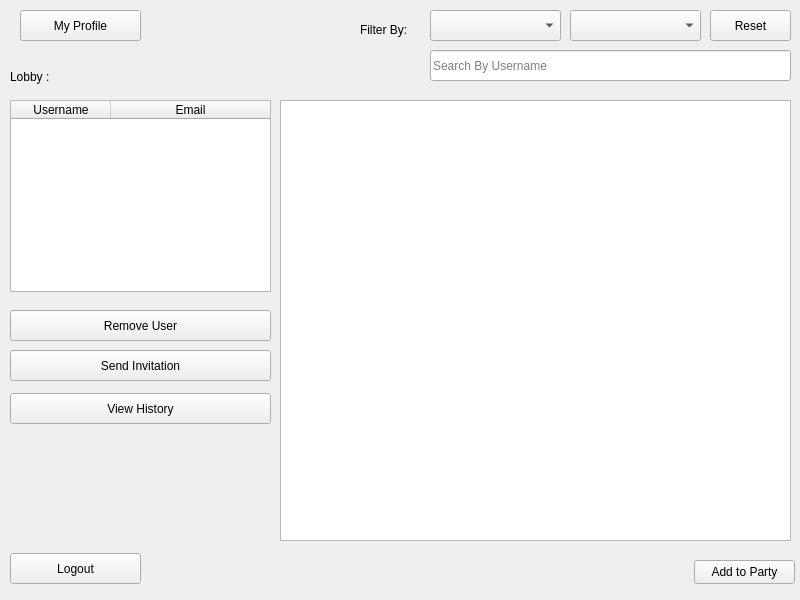
This is TeamFinder/mainscreen.ui in TeamUp-Bummers/TeamFinder as Qt 5 draws it before an edit. The edited form follows.
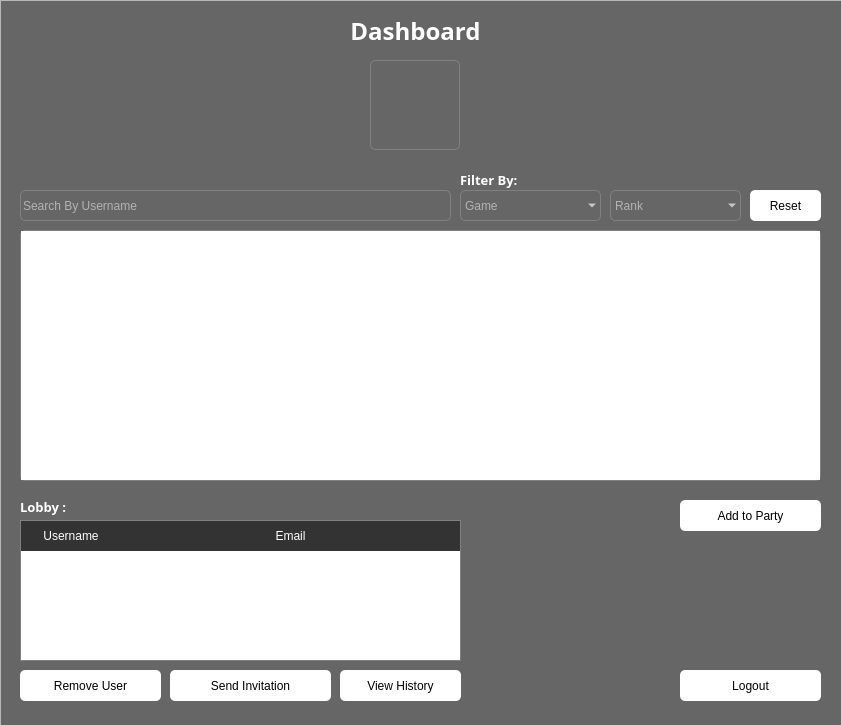
This is the edited form. Icons and pictures are not drawn.

The edit to the form file:
```diff
--- a/TeamFinder/mainscreen.ui
+++ b/TeamFinder/mainscreen.ui
@@ -6,92 +6,80 @@
    <rect>
     <x>0</x>
     <y>0</y>
-    <width>800</width>
-    <height>600</height>
+    <width>841</width>
+    <height>725</height>
    </rect>
   </property>
   <property name="windowTitle">
-   <string>MainWindow</string>
+   <string>Teamfinder : Dashboard</string>
+  </property>
+  <property name="styleSheet">
+   <string notr="true"/>
   </property>
   <widget class="QWidget" name="centralwidget">
-   <widget class="QPushButton" name="pushButton">
+   <property name="styleSheet">
+    <string notr="true">background:#666;
+color:white;
+font-family:&quot;Poppins&quot;;</string>
+   </property>
+   <widget class="QFrame" name="frame">
+    <property name="geometry">
+     <rect>
+      <x>0</x>
+      <y>0</y>
+      <width>851</width>
+      <height>821</height>
+     </rect>
+    </property>
+    <property name="styleSheet">
+     <string notr="true">background:none;
+background-color:rgba(32,32,32,.9);</string>
+    </property>
+    <property name="frameShape">
+     <enum>QFrame::StyledPanel</enum>
+    </property>
+    <property name="frameShadow">
+     <enum>QFrame::Raised</enum>
+    </property>
+    <widget class="QLineEdit" name="lineEdit">
     <property name="geometry">
      <rect>
       <x>20</x>
-      <y>10</y>
-      <width>121</width>
+       <y>190</y>
+       <width>431</width>
       <height>31</height>
      </rect>
-    </property>
-    <property name="text">
-     <string>My Profile</string>
-    </property>
-   </widget>
-   <widget class="QPushButton" name="pushButton_2">
-    <property name="geometry">
-     <rect>
-      <x>10</x>
-      <y>553</y>
-      <width>131</width>
-      <height>31</height>
-     </rect>
-    </property>
-    <property name="text">
-     <string>Logout</string>
-    </property>
-   </widget>
-   <widget class="QTableView" name="tableView">
-    <property name="geometry">
-     <rect>
-      <x>280</x>
-      <y>100</y>
-      <width>511</width>
-      <height>441</height>
-     </rect>
-    </property>
-    <property name="autoFillBackground">
-     <bool>false</bool>
     </property>
     <property name="styleSheet">
-     <string notr="true">QTableView { outline:none; }
-QTableView::item:selected:focus { background:#0078D7; }
-QTableView::item:!selected:focus { background:transparent; }</string>
-    </property>
-    <attribute name="horizontalHeaderMinimumSectionSize">
-     <number>52</number>
-    </attribute>
-    <attribute name="horizontalHeaderDefaultSectionSize">
-     <number>120</number>
-    </attribute>
-    <attribute name="horizontalHeaderStretchLastSection">
-     <bool>true</bool>
-    </attribute>
-    <attribute name="verticalHeaderDefaultSectionSize">
-     <number>32</number>
-    </attribute>
-   </widget>
-   <widget class="QPushButton" name="pushButton_3">
-    <property name="geometry">
-     <rect>
-      <x>710</x>
-      <y>10</y>
-      <width>81</width>
-      <height>31</height>
-     </rect>
-    </property>
-    <property name="text">
-     <string>Reset</string>
+      <string notr="true">QLineEdit{
+background:none;
+background:transparent;
+border:1px solid gray;
+border-radius:5px;
+
+}
+QLineEdit:focus{
+	border-color:#fff;
+}</string>
+     </property>
+     <property name="placeholderText">
+      <string>Search By Username</string>
     </property>
    </widget>
    <widget class="QComboBox" name="game">
     <property name="geometry">
      <rect>
-      <x>430</x>
-      <y>10</y>
-      <width>131</width>
+       <x>460</x>
+       <y>190</y>
+       <width>141</width>
       <height>31</height>
      </rect>
     </property>
+     <property name="styleSheet">
+      <string notr="true">background:transparent;
+border:1px solid gray;
+border-radius:5px;</string>
+     </property>
     <property name="placeholderText">
      <string>Game</string>
     </property>
@@ -99,80 +87,173 @@
    <widget class="QComboBox" name="rank">
     <property name="geometry">
      <rect>
-      <x>570</x>
-      <y>10</y>
+       <x>610</x>
+       <y>190</y>
       <width>131</width>
       <height>31</height>
      </rect>
     </property>
+     <property name="styleSheet">
+      <string notr="true">background:transparent;
+border:1px solid gray;
+border-radius:5px;</string>
+     </property>
     <property name="placeholderText">
      <string>Rank</string>
     </property>
    </widget>
-   <widget class="QPushButton" name="addToParty">
+    <widget class="QPushButton" name="pushButton">
     <property name="geometry">
      <rect>
-      <x>694</x>
-      <y>560</y>
-      <width>101</width>
-      <height>24</height>
-     </rect>
-    </property>
-    <property name="text">
-     <string>Add to Party</string>
-    </property>
-   </widget>
-   <widget class="QLabel" name="label">
-    <property name="geometry">
-     <rect>
-      <x>10</x>
+       <x>370</x>
       <y>60</y>
-      <width>183</width>
-      <height>34</height>
-     </rect>
-    </property>
+       <width>90</width>
+       <height>90</height>
+      </rect>
+     </property>
+     <property name="cursor">
+      <cursorShape>PointingHandCursor</cursorShape>
+     </property>
     <property name="styleSheet">
-     <string notr="true"/>
+      <string notr="true">background:none;
+background:transparent;
+border:1px solid grey;
+border-radius:5px;</string>
     </property>
     <property name="text">
-     <string>Lobby :</string>
+      <string/>
+     </property>
+     <property name="icon">
+      <iconset theme="face-smile">
+       <activeon>:/images/rsc/login-image.png</activeon>
+      </iconset>
+     </property>
+     <property name="iconSize">
+      <size>
+       <width>80</width>
+       <height>80</height>
+      </size>
+     </property>
+    </widget>
+    <widget class="QLabel" name="label">
+     <property name="geometry">
+      <rect>
+       <x>0</x>
+       <y>0</y>
+       <width>831</width>
+       <height>61</height>
+      </rect>
+     </property>
+     <property name="font">
+      <font>
+       <family>Poppins</family>
+       <pointsize>18</pointsize>
+       <bold>true</bold>
+      </font>
+     </property>
+     <property name="styleSheet">
+      <string notr="true">background:none;</string>
+     </property>
+     <property name="text">
+      <string>Dashboard</string>
     </property>
     <property name="alignment">
-     <set>Qt::AlignJustify|Qt::AlignVCenter</set>
-    </property>
-   </widget>
+      <set>Qt::AlignCenter</set>
+     </property>
+    </widget>
+    <widget class="QTableView" name="tableView">
+     <property name="geometry">
+      <rect>
+       <x>20</x>
+       <y>230</y>
+       <width>801</width>
+       <height>251</height>
+      </rect>
+     </property>
+     <property name="autoFillBackground">
+      <bool>false</bool>
+     </property>
+     <property name="styleSheet">
+      <string notr="true">QTableView{
+	border:1px solid gray;
+	border-radius:5px;
+	outline:none;
+
+
+}
+QHeaderView::section {
+	text-align:left;
+    background-color: #333333; /* Set the background color of header sections */
+    color: #ffffff; /* Set the text color of header sections */
+    padding: 5px; /* Set padding for header sections */
+	border:none;
+}
+
+QTableView::item:selected:focus { 
+background:#0078D7;
+ }
+QTableView::item:!selected:focus { 
+background:transparent; 
+}
+
+QTableView::item {
+
+    border:none;
+    padding: 5px; /* Set padding for items */
+}
+</string>
+     </property>
+     <attribute name="horizontalHeaderMinimumSectionSize">
+      <number>100</number>
+     </attribute>
+     <attribute name="horizontalHeaderDefaultSectionSize">
+      <number>150</number>
+     </attribute>
+     <attribute name="horizontalHeaderStretchLastSection">
+      <bool>true</bool>
+     </attribute>
+    </widget>
    <widget class="QTableWidget" name="tableWidget">
     <property name="geometry">
      <rect>
-      <x>10</x>
-      <y>100</y>
-      <width>261</width>
-      <height>192</height>
+       <x>20</x>
+       <y>520</y>
+       <width>441</width>
+       <height>141</height>
      </rect>
     </property>
     <property name="styleSheet">
      <string notr="true">QTableWidget{
-outline:none;
+	border:1px solid gray;
+	outline:none;
 }
-QTableWidget::item:selected:focus 
-{
- background:#0078D7;
+QHeaderView::section {
+    background-color: #333333; /* Set the background color of header sections */
+    color: #ffffff; /* Set the text color of header sections */
+    padding: 6px; /* Set padding for header sections */
+	border:none;
+}
+
+QTableWidget::item:selected:focus { 
+background:#0078D7;
  }
 
-QTableWidget::item:!selected:focus
- { 
-background:transparent;
- }</string>
-    </property>
+QTableWidget::item {
+ 
+    border:none;
+    padding: 5px; /* Set padding for items */
+}
+</string>
+     </property>
+     <attribute name="horizontalHeaderMinimumSectionSize">
+      <number>100</number>
+     </attribute>
     <attribute name="horizontalHeaderStretchLastSection">
      <bool>true</bool>
     </attribute>
     <attribute name="verticalHeaderVisible">
      <bool>false</bool>
     </attribute>
-    <attribute name="verticalHeaderStretchLastSection">
-     <bool>false</bool>
-    </attribute>
     <column>
      <property name="text">
       <string>Username</string>
@@ -190,70 +271,256 @@
     </property>
     <property name="geometry">
      <rect>
-      <x>10</x>
-      <y>310</y>
-      <width>261</width>
+       <x>20</x>
+       <y>670</y>
+       <width>141</width>
       <height>31</height>
      </rect>
     </property>
+     <property name="cursor">
+      <cursorShape>PointingHandCursor</cursorShape>
+     </property>
+     <property name="styleSheet">
+      <string notr="true">QPushButton{
+background:#fff;
+border-radius:5px;
+color:black;
+
+}
+
+QPushButton:hover {
+    background-color: lightgray;
+}
+
+QPushButton:pressed {
+    background-color: gray;
+
+}QPushButton:disabled{
+	background-color:#888;
+}</string>
+     </property>
     <property name="text">
      <string>Remove User</string>
     </property>
    </widget>
-   <widget class="QLabel" name="label_2">
-    <property name="geometry">
-     <rect>
-      <x>360</x>
-      <y>20</y>
-      <width>101</width>
-      <height>20</height>
-     </rect>
-    </property>
-    <property name="text">
-     <string>Filter By:</string>
-    </property>
-   </widget>
    <widget class="QPushButton" name="sendInvite">
     <property name="enabled">
      <bool>true</bool>
     </property>
     <property name="geometry">
      <rect>
-      <x>10</x>
-      <y>350</y>
-      <width>261</width>
+       <x>170</x>
+       <y>670</y>
+       <width>161</width>
       <height>31</height>
      </rect>
     </property>
+     <property name="cursor">
+      <cursorShape>PointingHandCursor</cursorShape>
+     </property>
+     <property name="styleSheet">
+      <string notr="true">QPushButton{
+background:#fff;
+border-radius:5px;
+color:black;
+
+}
+
+QPushButton:hover {
+    background-color: lightgray;
+}
+
+QPushButton:pressed {
+    background-color: gray;
+
+}
+QPushButton:disabled{
+	background-color:#888;
+}</string>
+     </property>
     <property name="text">
      <string>Send Invitation</string>
     </property>
    </widget>
-   <widget class="QLineEdit" name="lineEdit">
-    <property name="geometry">
-     <rect>
-      <x>430</x>
-      <y>50</y>
-      <width>361</width>
-      <height>31</height>
-     </rect>
-    </property>
-    <property name="placeholderText">
-     <string>Search By Username</string>
-    </property>
-   </widget>
    <widget class="QPushButton" name="viewHistory">
     <property name="geometry">
      <rect>
-      <x>10</x>
-      <y>393</y>
-      <width>261</width>
+       <x>340</x>
+       <y>670</y>
+       <width>121</width>
       <height>31</height>
      </rect>
     </property>
+     <property name="cursor">
+      <cursorShape>PointingHandCursor</cursorShape>
+     </property>
+     <property name="styleSheet">
+      <string notr="true">QPushButton{
+background:#fff;
+border-radius:5px;
+color:black;
+
+}
+
+QPushButton:hover {
+    background-color: lightgray;
+}
+
+QPushButton:pressed {
+    background-color: gray;
+
+}</string>
+     </property>
     <property name="text">
      <string>View History</string>
     </property>
+    </widget>
+    <widget class="QPushButton" name="pushButton_2">
+     <property name="geometry">
+      <rect>
+       <x>680</x>
+       <y>670</y>
+       <width>141</width>
+       <height>31</height>
+      </rect>
+     </property>
+     <property name="cursor">
+      <cursorShape>PointingHandCursor</cursorShape>
+     </property>
+     <property name="styleSheet">
+      <string notr="true">QPushButton{
+background:#fff;
+border-radius:5px;
+color:black;
+
+}
+
+QPushButton:hover {
+    background-color: lightgray;
+}
+
+QPushButton:pressed {
+    background-color: gray;
+
+}</string>
+     </property>
+     <property name="text">
+      <string>Logout</string>
+     </property>
+    </widget>
+    <widget class="QPushButton" name="addToParty">
+     <property name="geometry">
+      <rect>
+       <x>680</x>
+       <y>500</y>
+       <width>141</width>
+       <height>31</height>
+      </rect>
+     </property>
+     <property name="cursor">
+      <cursorShape>PointingHandCursor</cursorShape>
+     </property>
+     <property name="styleSheet">
+      <string notr="true">QPushButton{
+background:#fff;
+border-radius:5px;
+color:black;
+
+}
+
+QPushButton:hover {
+    background-color: lightgray;
+}
+
+QPushButton:pressed {
+    background-color: gray;
+
+}</string>
+     </property>
+     <property name="text">
+      <string>Add to Party</string>
+     </property>
+    </widget>
+    <widget class="QLabel" name="label_2">
+     <property name="geometry">
+      <rect>
+       <x>20</x>
+       <y>490</y>
+       <width>183</width>
+       <height>34</height>
+      </rect>
+     </property>
+     <property name="font">
+      <font>
+       <family>Poppins</family>
+       <pointsize>10</pointsize>
+       <bold>true</bold>
+      </font>
+     </property>
+     <property name="styleSheet">
+      <string notr="true">background:none;</string>
+     </property>
+     <property name="text">
+      <string>Lobby :</string>
+     </property>
+     <property name="alignment">
+      <set>Qt::AlignJustify|Qt::AlignVCenter</set>
+     </property>
+    </widget>
+    <widget class="QLabel" name="label_3">
+     <property name="geometry">
+      <rect>
+       <x>460</x>
+       <y>170</y>
+       <width>101</width>
+       <height>20</height>
+      </rect>
+     </property>
+     <property name="font">
+      <font>
+       <family>Poppins</family>
+       <pointsize>10</pointsize>
+       <bold>true</bold>
+      </font>
+     </property>
+     <property name="styleSheet">
+      <string notr="true">background:none;
+font-weight:bold;</string>
+     </property>
+     <property name="text">
+      <string>Filter By:</string>
+     </property>
+    </widget>
+    <widget class="QPushButton" name="pushButton_3">
+     <property name="geometry">
+      <rect>
+       <x>750</x>
+       <y>190</y>
+       <width>71</width>
+       <height>31</height>
+      </rect>
+     </property>
+     <property name="styleSheet">
+      <string notr="true">QPushButton{
+background:#fff;
+border-radius:5px;
+color:black;
+
+}
+
+QPushButton:hover {
+    background-color: lightgray;
+}
+
+QPushButton:pressed {
+    background-color: gray;
+
+}</string>
+     </property>
+     <property name="text">
+      <string>Reset</string>
+     </property>
+    </widget>
    </widget>
   </widget>
  </widget>
```
Left out of the diff: 3 changed lines with no effect on the pictures. Lines whose indentation alone changed are shown as unchanged.
